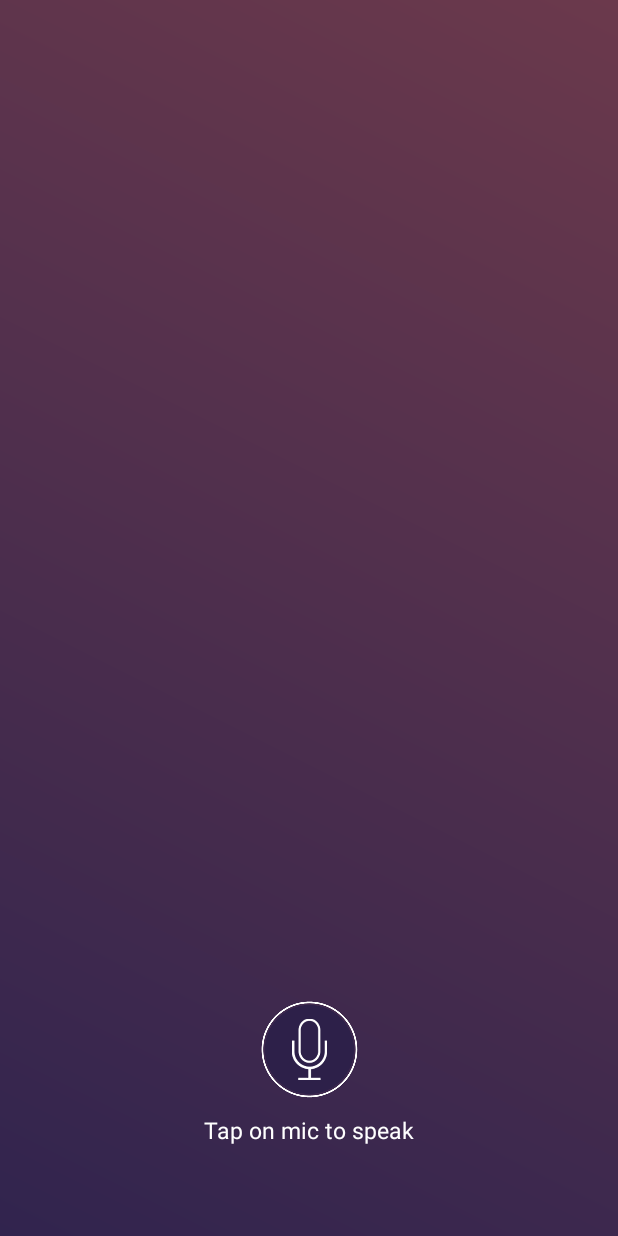
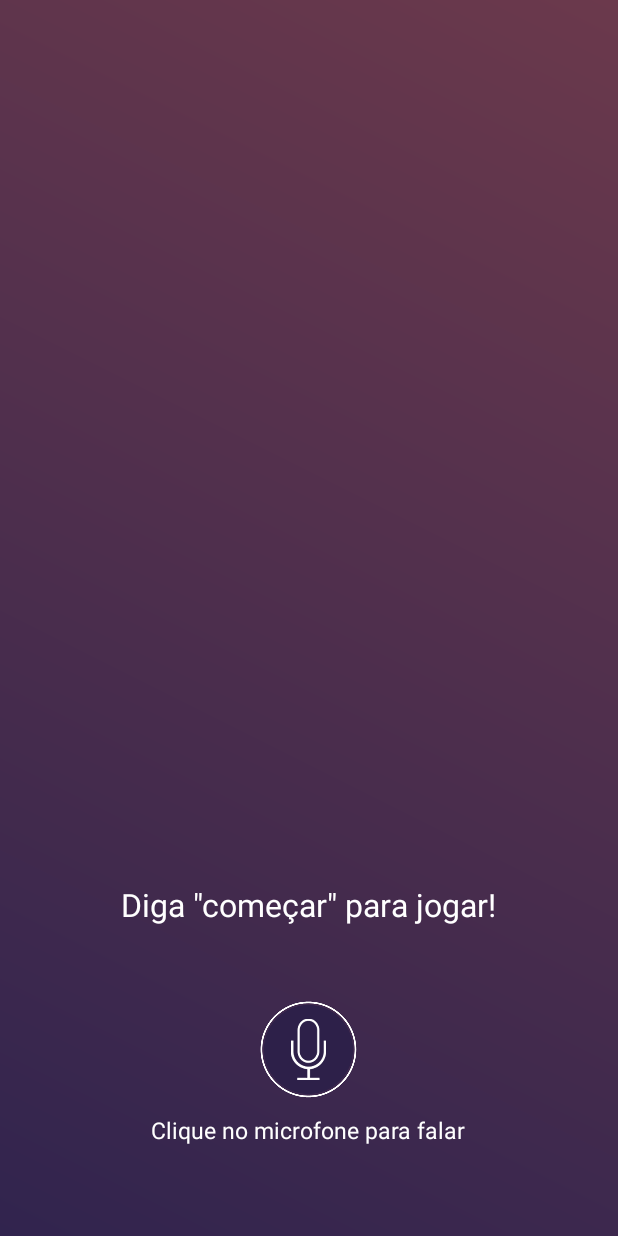
Before and after one commit to erickkenji/HiperForca, an Android app: the screen it shows after launch (MainActivity), on a phone screen of 412 x 824 dp. Run offline under Robolectric (Android 15) with nearby library versions, the phone set to English and light mode, and no system bars.

Commit message:
Use strings.xml. Create guide text view

```diff
--- a/app/src/main/java/com/example/neo/hiperforca/GallowsRecognizer.kt
+++ b/app/src/main/java/com/example/neo/hiperforca/GallowsRecognizer.kt
@@ -25,7 +25,6 @@ class GallowsRecognizer(val context: Context, val listener: GallowsRecognizer.Li
     }
 
     override fun onSpeechRecognized(text: String) {
-        // TODO - param for understanding when to recognize letters or the beginning of the game
         if (shouldRecognizeLetters) {
             recognizeLetters(text)
         } else {
@@ -82,7 +81,7 @@ class GallowsRecognizer(val context: Context, val listener: GallowsRecognizer.Li
         val splittedText = text.split(" ")
         val firstWord = splittedText[0].toLowerCase()
 
-        if (firstWord != "começar" && firstWord != "begin") {
+        if (firstWord != "começar" && firstWord != "start") {
             sendInvalidSpeechError()
         } else {
             shouldRecognizeLetters = true
@@ -91,6 +90,6 @@ class GallowsRecognizer(val context: Context, val listener: GallowsRecognizer.Li
     }
 
     private fun sendInvalidSpeechError() {
-        listener.onError("Entrada inválida! Tente novamente")
+        listener.onError(context.resources.getString(R.string.error_invalid_entry))
     }
 }
--- a/app/src/main/res/layout/activity_main.xml
+++ b/app/src/main/res/layout/activity_main.xml
@@ -37,12 +37,23 @@
             android:textStyle="normal" />
 
         <TextView
+            android:id="@+id/activity_main_gallows_guide"
+            android:text="@string/say_start"
+            android:layout_width="wrap_content"
+            android:layout_height="wrap_content"
+            android:layout_marginTop="10dp"
+            android:textColor="@color/white"
+            android:textSize="21sp"
+            android:textStyle="normal" />
+
+        <TextView
             android:id="@+id/activity_main_speech_status_text"
             android:layout_width="wrap_content"
             android:layout_height="wrap_content"
             android:layout_marginBottom="10dp"
             android:textColor="@color/white"
             android:textSize="21sp"
+            android:layout_marginTop="10dp"
             android:textStyle="normal" />
 
         <ImageButton
--- a/app/src/main/res/values/strings.xml
+++ b/app/src/main/res/values/strings.xml
@@ -1,10 +1,24 @@
 <resources>
     <string name="app_name">HiperForca</string>
-    <string name="action_settings">Settings</string>
-    <string name="hello_world">Hello world!</string>
-    <string name="speech_prompt">Say something&#8230;</string>
-    <string name="speech_not_supported">Sorry! Your device doesn\'t support speech input</string>
-    <string name="tap_on_mic">Tap on mic to speak</string>
+    <string name="action_settings">Configurações</string>
+    <string name="tap_on_mic">Clique no microfone para falar</string>
+    <string name="say_letter">Diga \"letra\" seguido da letra desejada. Exemplo: \"letra a\"</string>
+    <string name="say_start">Diga \"começar\" para jogar!</string>
+    <string name="say_start_again">Diga \"começar\" para jogar novamente!</string>
+    <string name="already_used_letter">A letra %1$s já foi utilizada!</string>
+    <string name="ready_for_listening">Pronto para ouvir</string>
+    <string name="listening">Ouvindo&#8230;</string>
+    <string name="error_invalid_entry">Entrada inválida! Tente novamente</string>
+    <string name="error_recording_audio">Erro ao gravar áudio</string>
+    <string name="error_client_side">Erro ao gravar áudio</string>
+    <string name="error_permission">Permissões insuficientes</string>
+    <string name="error_network">Erro na rede</string>
+    <string name="error_network_timeout">Erro na rede: timeout</string>
+    <string name="error_no_match">Não foi possível te entender. Por favor, tente novamente</string>
+    <string name="error_recognizer_busy">O reconhecedor de fala já está em uso</string>
+    <string name="error_server">Erro no servidor</string>
+    <string name="error_speech_timeout">Não foi possível te entender. Por favor, tente novamente</string>
+    <string name="error_default">Não foi possível te entender. Por favor, tente novamente</string>
     <string-array name="letters">
         <item>a</item>
         <item>b</item>
```
Also changed, not shown: app/src/main/java/com/example/neo/hiperforca/MainActivity.kt (+26 -15 lines), app/src/main/java/com/example/neo/hiperforca/core/SpeechRecognizerService.kt (+13 -14 lines).
